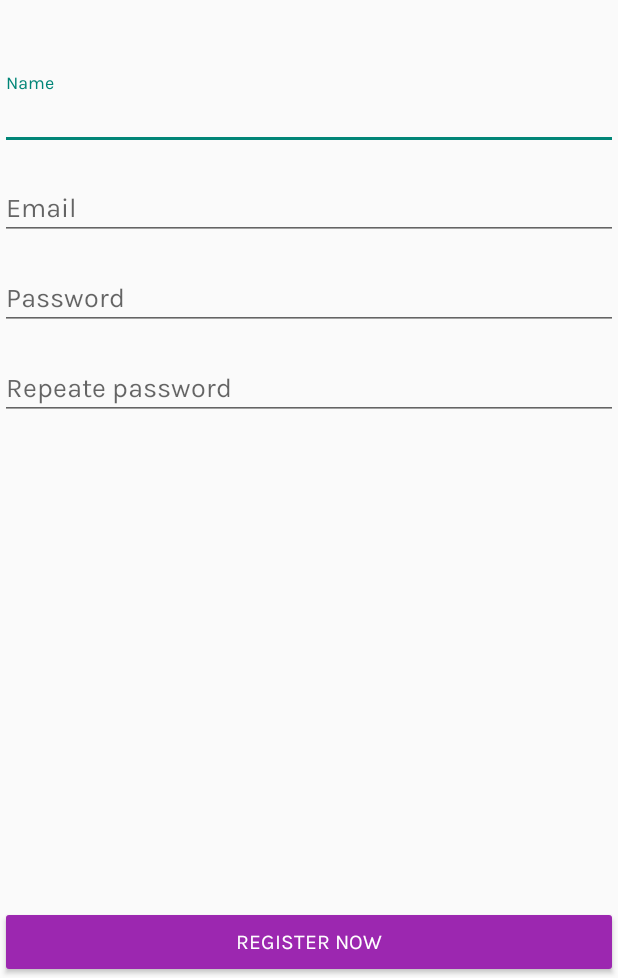
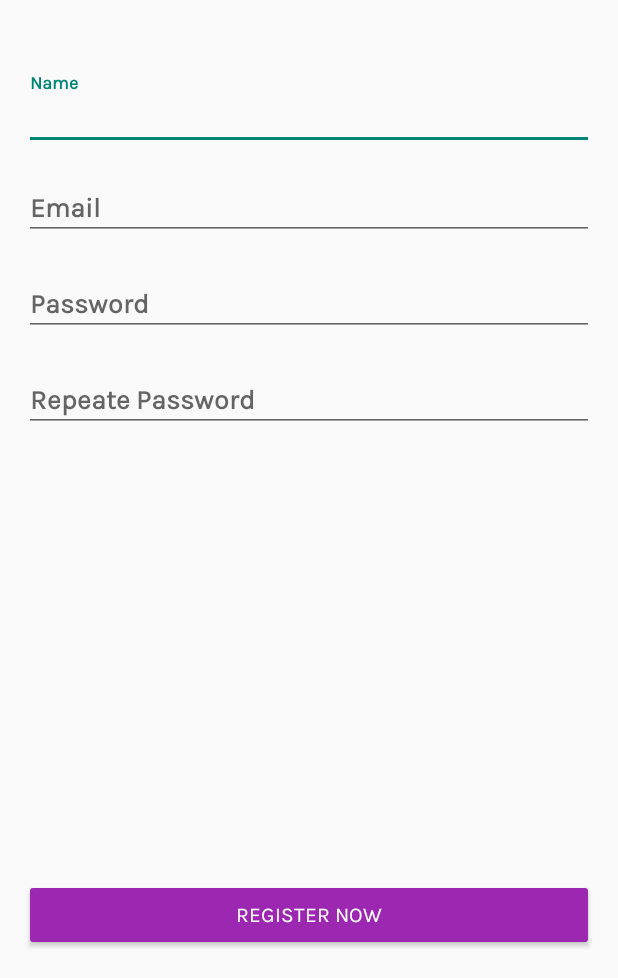
Before and after one commit to sergiokoloszuk/DigitalNews, an Android app: the RegisterActivity screen opened directly, with no data from a screen before it, on a phone screen of 412 x 824 dp, the part 258-1236 px from its top. Run offline under Robolectric (Android 15) with nearby library versions, the light colour scheme and no system bars; our stand-ins replace CircleImageView.

Commit message:
Fiz os paddings da tela de registro

```diff
--- a/app/src/main/res/layout/activity_register.xml
+++ b/app/src/main/res/layout/activity_register.xml
@@ -3,6 +3,8 @@
     xmlns:tools="http://schemas.android.com/tools"
     android:layout_width="match_parent"
     android:layout_height="match_parent"
+    android:paddingStart="16dp"
+    android:paddingEnd="16dp"
     tools:context=".RegisterActivity">
 
     <de.hdodenhof.circleimageview.CircleImageView
@@ -18,17 +20,20 @@
         android:id="@+id/text_input_name"
         android:layout_width="match_parent"
         android:layout_height="wrap_content"
+        android:layout_below="@+id/imageview_logo_user"
+        android:layout_alignParentStart="true"
         android:layout_alignParentLeft="true"
-        android:layout_alignParentStart="true"
-        android:layout_below="@+id/imageview_logo_user"
         android:layout_marginTop="48dp">
 
         <android.support.design.widget.TextInputEditText
             android:layout_width="match_parent"
             android:layout_height="wrap_content"
+            android:layout_marginTop="8dp"
+            android:fontFamily="@font/karla_regular"
             android:hint="Name"
             android:inputType="text"
-            android:fontFamily="@font/karla_regular"/>
+            android:textColorHint="@color/primary_text"
+            android:textStyle="bold" />
     </android.support.design.widget.TextInputLayout>
 
 
@@ -36,51 +41,60 @@
         android:id="@+id/text_input_email"
         android:layout_width="match_parent"
         android:layout_height="wrap_content"
+        android:layout_below="@+id/text_input_name"
+        android:layout_alignParentStart="true"
         android:layout_alignParentLeft="true"
-        android:layout_alignParentStart="true"
-        android:layout_below="@+id/text_input_name"
         android:layout_marginTop="8dp">
 
         <android.support.design.widget.TextInputEditText
             android:layout_width="match_parent"
             android:layout_height="wrap_content"
+            android:layout_marginTop="8dp"
+            android:fontFamily="@font/karla_regular"
             android:hint="Email"
             android:inputType="textEmailAddress"
-            android:fontFamily="@font/karla_regular"/>
+            android:textColorHint="@color/primary_text"
+            android:textStyle="bold" />
     </android.support.design.widget.TextInputLayout>
 
     <android.support.design.widget.TextInputLayout
         android:id="@+id/text_input_password"
         android:layout_width="match_parent"
         android:layout_height="wrap_content"
+        android:layout_below="@+id/text_input_email"
+        android:layout_alignParentStart="true"
         android:layout_alignParentLeft="true"
-        android:layout_alignParentStart="true"
-        android:layout_below="@+id/text_input_email"
-        android:layout_marginTop="8dp">
+        android:layout_marginTop="12dp">
 
         <android.support.design.widget.TextInputEditText
             android:layout_width="match_parent"
             android:layout_height="wrap_content"
+            android:layout_marginTop="12dp"
+            android:fontFamily="@font/karla_regular"
             android:hint="Password"
             android:inputType="textPassword"
-            android:fontFamily="@font/karla_regular"/>
+            android:textColorHint="@color/primary_text"
+            android:textStyle="bold" />
     </android.support.design.widget.TextInputLayout>
 
     <android.support.design.widget.TextInputLayout
         android:id="@+id/text_input_repeate_password"
         android:layout_width="match_parent"
         android:layout_height="wrap_content"
+        android:layout_below="@+id/text_input_password"
+        android:layout_alignParentStart="true"
         android:layout_alignParentLeft="true"
-        android:layout_alignParentStart="true"
-        android:layout_below="@+id/text_input_password"
-        android:layout_marginTop="8dp">
+        android:layout_marginTop="12dp">
 
         <android.support.design.widget.TextInputEditText
             android:layout_width="match_parent"
             android:layout_height="wrap_content"
-            android:hint="Repeate password"
+            android:layout_marginTop="12dp"
+            android:fontFamily="@font/karla_regular"
+            android:hint="Repeate Password"
             android:inputType="textPassword"
-            android:fontFamily="@font/karla_regular"/>
+            android:textColorHint="@color/primary_text"
+            android:textStyle="bold" />
     </android.support.design.widget.TextInputLayout>
 
     <Button
@@ -89,9 +103,11 @@
         android:layout_width="match_parent"
         android:layout_height="wrap_content"
         android:layout_alignParentBottom="true"
+        android:layout_centerHorizontal="true"
+        android:layout_marginBottom="18dp"
+        android:backgroundTint="@color/primary"
+        android:fontFamily="@font/karla_regular"
         android:text="Register now"
-        android:fontFamily="@font/karla_regular"
-        android:backgroundTint="@color/primary"
         android:textAllCaps="true" />
 
 
```
